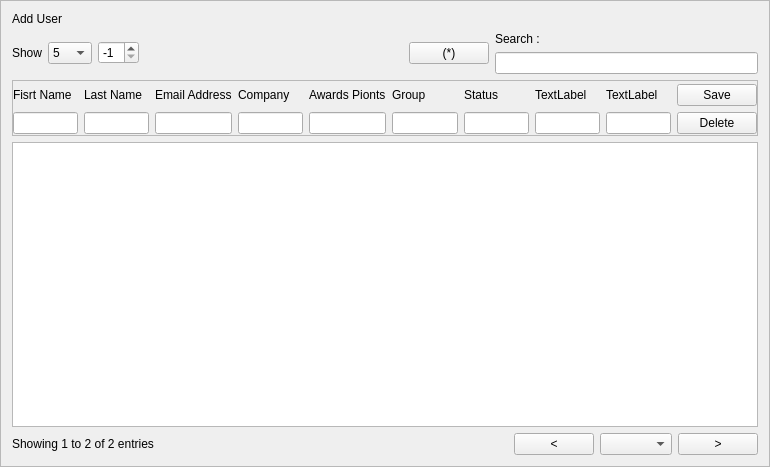
Qt form People/f_listusers.ui (ashraf-kx/stock-manager) before a commit.
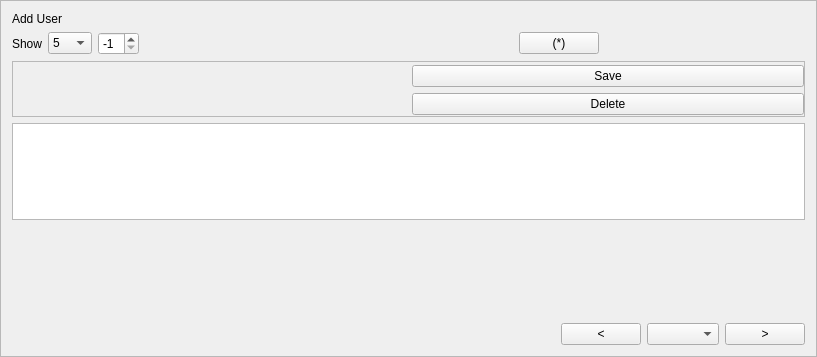
The same form after that commit. Custom widgets are drawn as their Qt base class.

The edit to the form file:
```diff
--- a/People/f_listusers.ui
+++ b/People/f_listusers.ui
@@ -6,8 +6,8 @@
    <rect>
     <x>0</x>
     <y>0</y>
-    <width>770</width>
-    <height>467</height>
+    <width>817</width>
+    <height>357</height>
    </rect>
   </property>
   <property name="windowTitle">
@@ -105,18 +105,38 @@
       </widget>
      </item>
      <item>
-      <layout class="QVBoxLayout" name="layoutSearchBox">
-       <item>
-        <widget class="QLabel" name="L_search">
-         <property name="text">
-          <string>Search : </string>
-         </property>
-        </widget>
-       </item>
-       <item>
-        <widget class="QLineEdit" name="Le_search"/>
-       </item>
-      </layout>
+      <widget class="MDLineEdit" name="W_search">
+       <property name="minimumSize">
+        <size>
+         <width>200</width>
+         <height>0</height>
+        </size>
+       </property>
+       <property name="maximumSize">
+        <size>
+         <width>250</width>
+         <height>70</height>
+        </size>
+       </property>
+       <property name="labelText">
+        <string>Search</string>
+       </property>
+       <property name="helperText">
+        <string/>
+       </property>
+       <property name="placeHolder">
+        <string/>
+       </property>
+       <property name="helperVisible" stdset="0">
+        <bool>false</bool>
+       </property>
+       <property name="leftIconVisible" stdset="0">
+        <bool>false</bool>
+       </property>
+       <property name="RIconPixmap" stdset="0">
+        <pixmap resource="../icons.qrc">:/b/icons/b/ic_search_72pt_2x.png</pixmap>
+       </property>
+      </widget>
      </item>
     </layout>
    </item>
@@ -150,130 +170,174 @@
          <number>6</number>
         </property>
         <item>
-         <layout class="QVBoxLayout" name="layoutFirstname">
-          <item>
-           <widget class="QLabel" name="L_firstName">
-            <property name="text">
-             <string>Fisrt Name</string>
-            </property>
-           </widget>
-          </item>
-          <item>
-           <widget class="QLineEdit" name="Le_firstName"/>
-          </item>
-         </layout>
+         <widget class="MDLineEdit" name="W_firstname">
+          <property name="labelText">
+           <string>First Name</string>
+          </property>
+          <property name="helperText">
+           <string/>
+          </property>
+          <property name="placeHolder">
+           <string/>
+          </property>
+          <property name="helperVisible" stdset="0">
+           <bool>false</bool>
+          </property>
+          <property name="leftIconVisible" stdset="0">
+           <bool>false</bool>
+          </property>
+          <property name="rightIconVisible" stdset="0">
+           <bool>false</bool>
+          </property>
+         </widget>
         </item>
         <item>
-         <layout class="QVBoxLayout" name="layoutLastname">
-          <item>
-           <widget class="QLabel" name="L_lastName">
-            <property name="text">
-             <string>Last Name</string>
-            </property>
-           </widget>
-          </item>
-          <item>
-           <widget class="QLineEdit" name="Le_lastName"/>
-          </item>
-         </layout>
+         <widget class="MDLineEdit" name="W_lastname">
+          <property name="labelText">
+           <string>Last Name</string>
+          </property>
+          <property name="helperText">
+           <string/>
+          </property>
+          <property name="placeHolder">
+           <string/>
+          </property>
+          <property name="helperVisible" stdset="0">
+           <bool>false</bool>
+          </property>
+          <property name="leftIconVisible" stdset="0">
+           <bool>false</bool>
+          </property>
+          <property name="rightIconVisible" stdset="0">
+           <bool>false</bool>
+          </property>
+         </widget>
         </item>
         <item>
-         <layout class="QVBoxLayout" name="layoutEmail">
-          <item>
-           <widget class="QLabel" name="L_email">
-            <property name="text">
-             <string>Email Address</string>
-            </property>
-           </widget>
-          </item>
-          <item>
-           <widget class="QLineEdit" name="Le_email"/>
-          </item>
-         </layout>
+         <widget class="MDLineEdit" name="W_username">
+          <property name="labelText">
+           <string>User Name</string>
+          </property>
+          <property name="helperText">
+           <string/>
+          </property>
+          <property name="placeHolder">
+           <string/>
+          </property>
+          <property name="helperVisible" stdset="0">
+           <bool>false</bool>
+          </property>
+          <property name="leftIconVisible" stdset="0">
+           <bool>false</bool>
+          </property>
+          <property name="rightIconVisible" stdset="0">
+           <bool>false</bool>
+          </property>
+         </widget>
         </item>
         <item>
-         <layout class="QVBoxLayout" name="layoutCompany">
-          <item>
-           <widget class="QLabel" name="L_company">
-            <property name="text">
-             <string>Company</string>
-            </property>
-           </widget>
-          </item>
-          <item>
-           <widget class="QLineEdit" name="Le_company"/>
-          </item>
-         </layout>
+         <widget class="MDLineEdit" name="W_email">
+          <property name="labelText">
+           <string>Email</string>
+          </property>
+          <property name="helperText">
+           <string/>
+          </property>
+          <property name="placeHolder">
+           <string/>
+          </property>
+          <property name="helperVisible" stdset="0">
+           <bool>false</bool>
+          </property>
+          <property name="leftIconVisible" stdset="0">
+           <bool>false</bool>
+          </property>
+          <property name="rightIconVisible" stdset="0">
+           <bool>false</bool>
+          </property>
+         </widget>
         </item>
         <item>
-         <layout class="QVBoxLayout" name="layoutAwdPints">
-          <item>
-           <widget class="QLabel" name="L_awardPionts">
-            <property name="text">
-             <string>Awards Pionts</string>
-            </property>
-           </widget>
-          </item>
-          <item>
-           <widget class="QLineEdit" name="Le_awardsPiont"/>
-          </item>
-         </layout>
+         <widget class="MDLineEdit" name="W_company">
+          <property name="labelText">
+           <string>Company</string>
+          </property>
+          <property name="helperText">
+           <string/>
+          </property>
+          <property name="placeHolder">
+           <string/>
+          </property>
+          <property name="helperVisible" stdset="0">
+           <bool>false</bool>
+          </property>
+          <property name="leftIconVisible" stdset="0">
+           <bool>false</bool>
+          </property>
+          <property name="rightIconVisible" stdset="0">
+           <bool>false</bool>
+          </property>
+         </widget>
         </item>
         <item>
-         <layout class="QVBoxLayout" name="layoutGroup">
-          <item>
-           <widget class="QLabel" name="L_group">
-            <property name="text">
-             <string>Group</string>
-            </property>
-           </widget>
-          </item>
-          <item>
-           <widget class="QLineEdit" name="Le_group"/>
-          </item>
-         </layout>
+         <widget class="MDLineEdit" name="W_awardsPoint">
+          <property name="labelText">
+           <string>Awards Pionts</string>
+          </property>
+          <property name="helperText">
+           <string/>
+          </property>
+          <property name="placeHolder">
+           <string/>
+          </property>
+          <property name="helperVisible" stdset="0">
+           <bool>false</bool>
+          </property>
+          <property name="leftIconVisible" stdset="0">
+           <bool>false</bool>
+          </property>
+          <property name="rightIconVisible" stdset="0">
+           <bool>false</bool>
+          </property>
+         </widget>
         </item>
         <item>
-         <layout class="QVBoxLayout" name="layoutStatus">
-          <item>
-           <widget class="QLabel" name="KL_status">
-            <property name="text">
-             <string>Status</string>
-            </property>
-           </widget>
-          </item>
-          <item>
-           <widget class="QLineEdit" name="Le_status"/>
-          </item>
-         </layout>
+         <widget class="MDLineEdit" name="W_group">
+          <property name="labelText">
+           <string>Group Users</string>
+          </property>
+          <property name="helperVisible" stdset="0">
+           <bool>false</bool>
+          </property>
+          <property name="leftIconVisible" stdset="0">
+           <bool>false</bool>
+          </property>
+          <property name="rightIconVisible" stdset="0">
+           <bool>false</bool>
+          </property>
+         </widget>
         </item>
         <item>
-         <layout class="QVBoxLayout" name="layoutT">
-          <item>
-           <widget class="QLabel" name="label_7">
-            <property name="text">
-             <string>TextLabel</string>
-            </property>
-           </widget>
-          </item>
-          <item>
-           <widget class="QLineEdit" name="lineEdit_5"/>
-          </item>
-         </layout>
-        </item>
-        <item>
-         <layout class="QVBoxLayout" name="layoutT2">
-          <item>
-           <widget class="QLabel" name="label_10">
-            <property name="text">
-             <string>TextLabel</string>
-            </property>
-           </widget>
-          </item>
-          <item>
-           <widget class="QLineEdit" name="lineEdit_8"/>
-          </item>
-         </layout>
+         <widget class="MDLineEdit" name="W_status">
+          <property name="labelText">
+           <string>Status</string>
+          </property>
+          <property name="helperText">
+           <string/>
+          </property>
+          <property name="placeHolder">
+           <string/>
+          </property>
+          <property name="helperVisible" stdset="0">
+           <bool>false</bool>
+          </property>
+          <property name="leftIconVisible" stdset="0">
+           <bool>false</bool>
+          </property>
+          <property name="rightIconVisible" stdset="0">
+           <bool>false</bool>
+          </property>
+         </widget>
         </item>
        </layout>
       </item>
@@ -301,7 +365,7 @@
    <item>
     <widget class="QTableView" name="tableView">
      <property name="verticalScrollBarPolicy">
-      <enum>Qt::ScrollBarAlwaysOff</enum>
+      <enum>Qt::ScrollBarAsNeeded</enum>
      </property>
      <property name="horizontalScrollBarPolicy">
       <enum>Qt::ScrollBarAlwaysOff</enum>
@@ -344,12 +408,25 @@
      </attribute>
     </widget>
    </item>
+   <item>
+    <spacer name="verticalSpacer">
+     <property name="orientation">
+      <enum>Qt::Vertical</enum>
+     </property>
+     <property name="sizeHint" stdset="0">
+      <size>
+       <width>20</width>
+       <height>40</height>
+      </size>
+     </property>
+    </spacer>
+   </item>
    <item>
     <layout class="QHBoxLayout" name="layoutFooter">
      <item>
       <widget class="QLabel" name="L_info">
        <property name="text">
-        <string>Showing 1 to 2 of 2 entries</string>
+        <string/>
        </property>
        <property name="scaledContents">
         <bool>true</bool>
@@ -394,6 +471,15 @@
    </item>
   </layout>
  </widget>
- <resources/>
+ <customwidgets>
+  <customwidget>
+   <class>MDLineEdit</class>
+   <extends>QWidget</extends>
+   <header>mdlineedit.h</header>
+  </customwidget>
+ </customwidgets>
+ <resources>
+  <include location="../icons.qrc"/>
+ </resources>
  <connections/>
 </ui>
```
